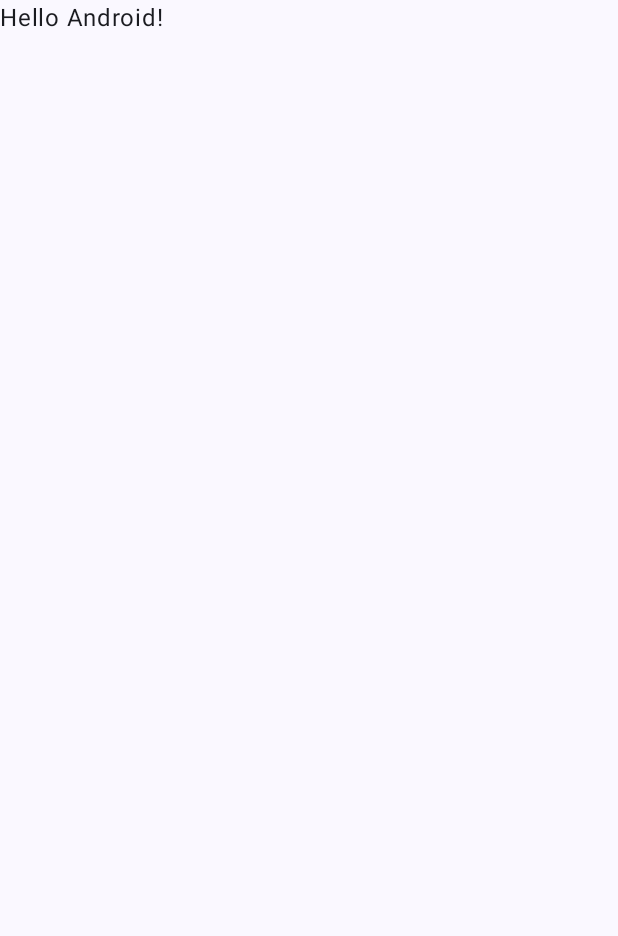
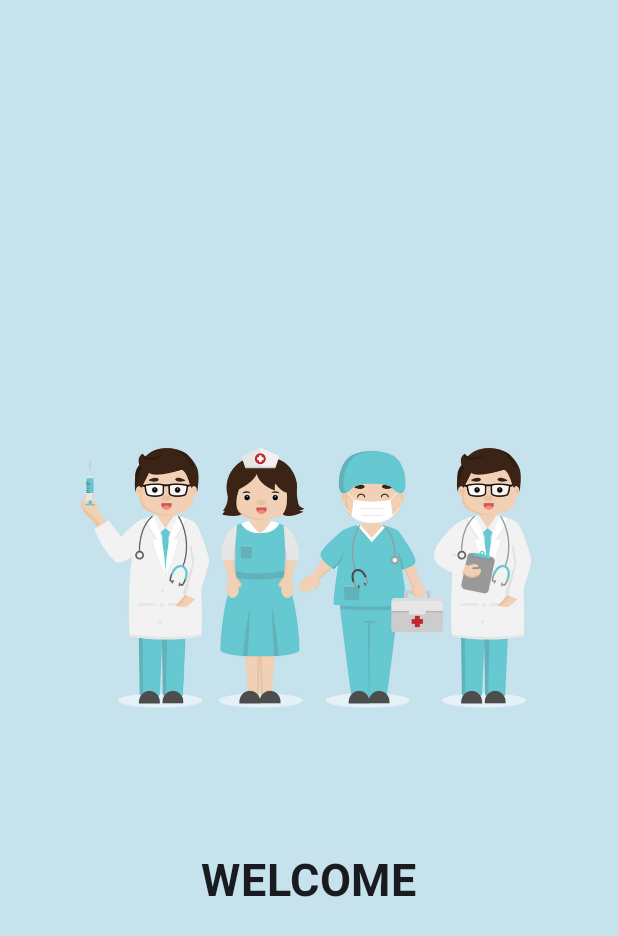
Before and after one commit to jc-valera/Android, an Android app built with Jetpack Compose: the first screen one second after launch (MainActivity), on a phone screen of 412 x 824 dp. Before the commit the part shown is almost empty. Shown: the top 936 px of the screen. Run offline under Robolectric (Android 15) with nearby library versions, the phone set to English and light mode, and no system bars.

Commit message:
We start to create and modify code and files to make a splash screen in android.

```diff
--- a/JCSplashScreen/app/build.gradle.kts
+++ b/JCSplashScreen/app/build.gradle.kts
@@ -59,6 +59,7 @@ dependencies {
     implementation("androidx.compose.ui:ui-graphics")
     implementation("androidx.compose.ui:ui-tooling-preview")
     implementation("androidx.compose.material3:material3")
+    implementation("androidx.navigation:navigation-compose:2.7.5")
     testImplementation("junit:junit:4.13.2")
     androidTestImplementation("androidx.test.ext:junit:1.1.5")
     androidTestImplementation("androidx.test.espresso:espresso-core:3.5.1")
--- a/JCSplashScreen/app/src/main/java/com/example/jcsplashscreen/MainActivity.kt
+++ b/JCSplashScreen/app/src/main/java/com/example/jcsplashscreen/MainActivity.kt
@@ -10,6 +10,7 @@ import androidx.compose.material3.Text
 import androidx.compose.runtime.Composable
 import androidx.compose.ui.Modifier
 import androidx.compose.ui.tooling.preview.Preview
+import com.example.jcsplashscreen.navigation.AppNavigation
 import com.example.jcsplashscreen.ui.theme.JCSplashScreenTheme
 
 class MainActivity : ComponentActivity() {
@@ -22,25 +23,9 @@ class MainActivity : ComponentActivity() {
                     modifier = Modifier.fillMaxSize(),
                     color = MaterialTheme.colorScheme.background
                 ) {
-                    Greeting("Android")
+                    AppNavigation()
                 }
             }
         }
     }
 }
-
-@Composable
-fun Greeting(name: String, modifier: Modifier = Modifier) {
-    Text(
-        text = "Hello $name!",
-        modifier = modifier
-    )
-}
-
-@Preview(showBackground = true)
-@Composable
-fun GreetingPreview() {
-    JCSplashScreenTheme {
-        Greeting("Android")
-    }
-}
--- /dev/null
+++ b/JCSplashScreen/app/src/main/java/com/example/jcsplashscreen/SplashScreen.kt
@@ -0,0 +1,64 @@
+package com.example.jcsplashscreen
+
+import androidx.compose.foundation.Image
+import androidx.compose.foundation.background
+import androidx.compose.foundation.layout.Arrangement
+import androidx.compose.foundation.layout.Column
+import androidx.compose.foundation.layout.fillMaxSize
+import androidx.compose.foundation.layout.size
+import androidx.compose.material3.Text
+import androidx.compose.runtime.Composable
+import androidx.compose.runtime.LaunchedEffect
+import androidx.compose.ui.Alignment
+import androidx.compose.ui.Modifier
+import androidx.compose.ui.graphics.Color
+import androidx.compose.ui.res.painterResource
+import androidx.compose.ui.text.font.FontWeight
+import androidx.compose.ui.tooling.preview.Preview
+import androidx.compose.ui.unit.dp
+import androidx.compose.ui.unit.sp
+import androidx.navigation.NavHostController
+import com.example.jcsplashscreen.navigation.AppScreens
+import kotlinx.coroutines.delay
+
+@Composable
+fun SplashScreeen(navController: NavHostController){
+
+    LaunchedEffect(key1 = true){
+        delay(2000)
+        navController.popBackStack()
+        navController.navigate(AppScreens.MainScreen.route)
+    }
+
+    Splash()
+}
+
+@Composable
+fun Splash() {
+
+    Column (modifier = Modifier
+        .fillMaxSize()
+        .background(
+            color = Color(198, 226, 237)
+        ),
+        horizontalAlignment = Alignment.CenterHorizontally,
+        verticalArrangement = Arrangement.Center
+    ){
+        Image(
+            painter = painterResource(id = R.drawable.doctors),
+            contentDescription = "Doctors Image",
+            Modifier.size(350.dp, 350.dp)
+        )
+        Text(
+            "WELCOME",
+            fontSize = 30.sp,
+            fontWeight = FontWeight.Bold
+        )
+    }
+}
+
+@Preview(showBackground = true)
+@Composable
+fun SplashScreenPreview(){
+    Splash()
+}
--- /dev/null
+++ b/JCSplashScreen/app/src/main/java/com/example/jcsplashscreen/navigation/AppNavigation.kt
@@ -0,0 +1,26 @@
+package com.example.jcsplashscreen.navigation
+
+import androidx.compose.runtime.Composable
+import androidx.navigation.compose.NavHost
+import androidx.navigation.compose.composable
+import androidx.navigation.compose.rememberNavController
+import com.example.jcsplashscreen.MainScreen
+import com.example.jcsplashscreen.SplashScreeen
+
+@Composable
+fun AppNavigation(){
+
+    val navController = rememberNavController()
+
+    NavHost(
+        navController = navController,
+        startDestination = AppScreens.SplashScreen.route
+    ){
+        composable(AppScreens.SplashScreen.route){
+            SplashScreeen(navController)
+        }
+        composable(AppScreens.MainScreen.route){
+            MainScreen()
+        }
+    }
+}
--- /dev/null
+++ b/JCSplashScreen/app/src/main/java/com/example/jcsplashscreen/navigation/AppScreens.kt
@@ -0,0 +1,6 @@
+package com.example.jcsplashscreen.navigation
+
+sealed class AppScreens(val route: String){
+    object SplashScreen: AppScreens("splash_screen")
+    object MainScreen: AppScreens("main_screen")
+}
```
Also changed, not shown: JCSplashScreen/app/src/main/java/com/example/jcsplashscreen/MainScreen.kt (added, +27 -0 lines), JCSplashScreen/app/src/main/res/drawable/doctors.png (added).
